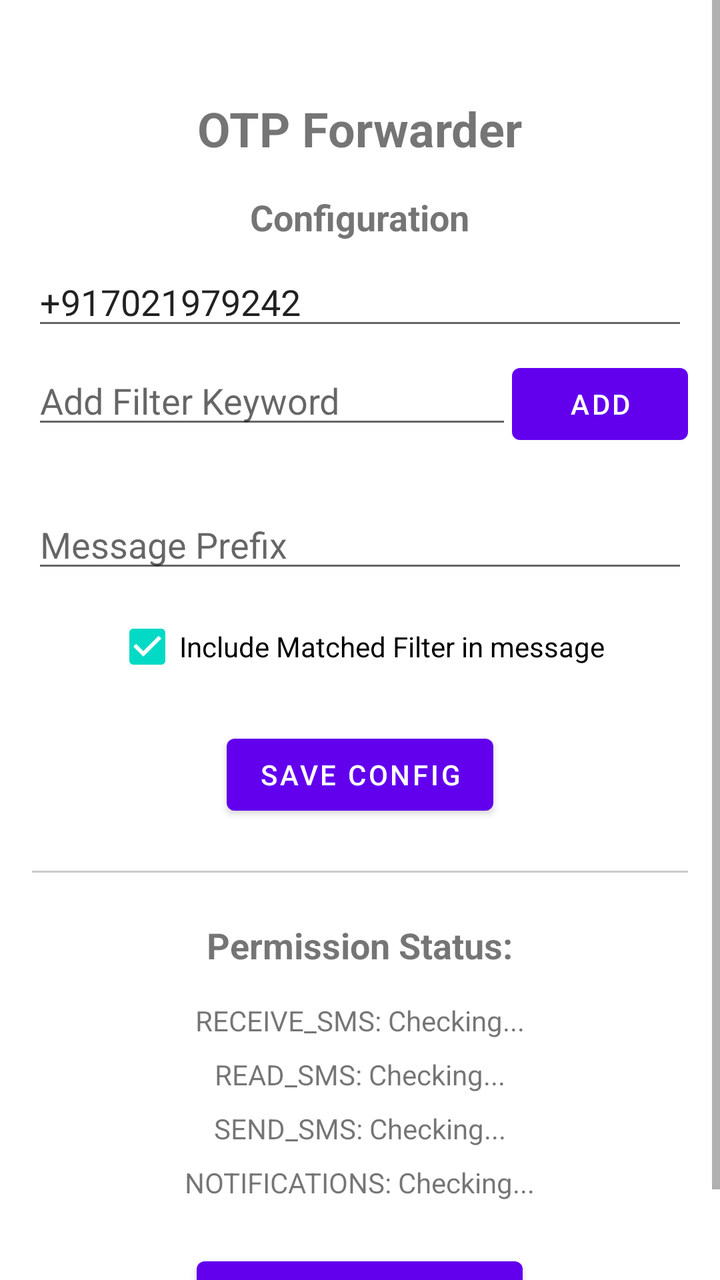
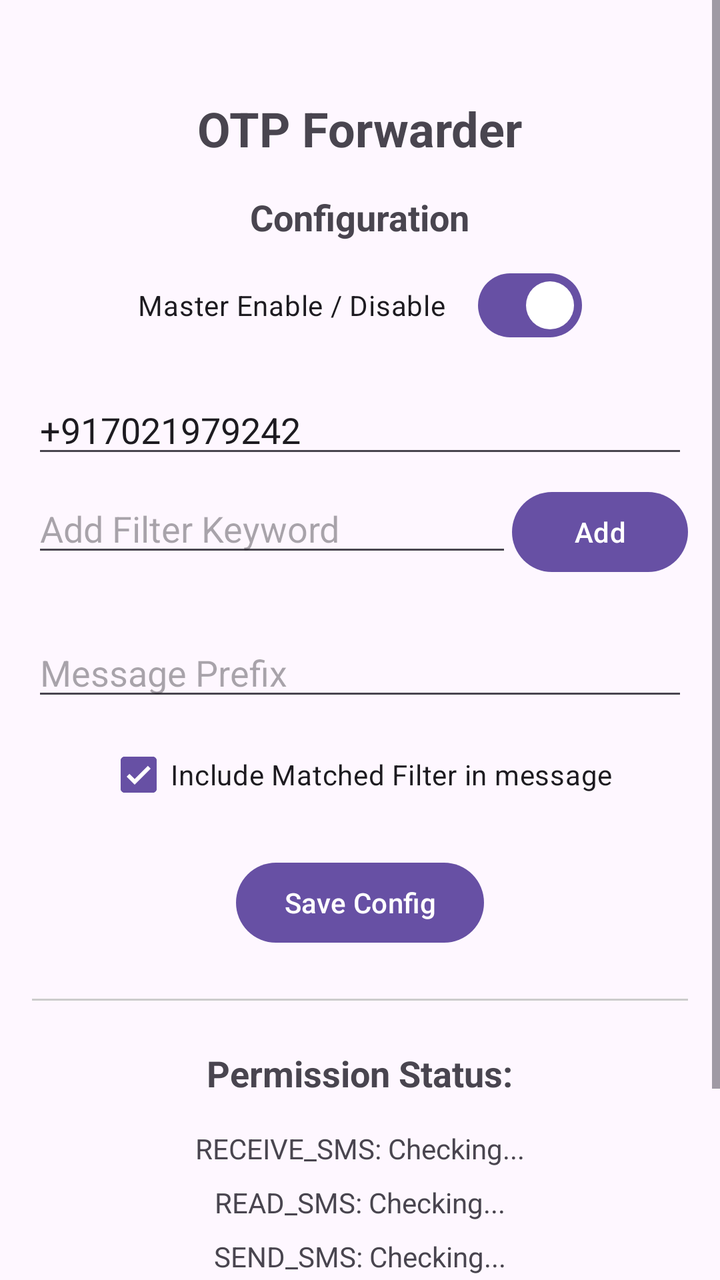

Before-and-after screenshots of an Android layout around one commit, followed by the original layout XML and the change that was made.
<!-- AndroidManifest.xml: application theme Theme.OTPForwarder -->
<!-- res/layout/activity_main.xml -->
<?xml version="1.0" encoding="utf-8"?>
<ScrollView xmlns:android="http://schemas.android.com/apk/res/android"
    android:layout_width="match_parent"
    android:layout_height="match_parent"
    android:fillViewport="true">

    <LinearLayout
        android:layout_width="match_parent"
        android:layout_height="wrap_content"
        android:orientation="vertical"
        android:padding="16dp"
        android:gravity="center_horizontal">

        <TextView
            android:id="@+id/appName"
            android:layout_width="wrap_content"
            android:layout_height="wrap_content"
            android:text="OTP Forwarder"
            android:textSize="24sp"
            android:textStyle="bold"
            android:layout_marginTop="32dp"
            android:layout_marginBottom="16dp" />

        <TextView
            android:layout_width="wrap_content"
            android:layout_height="wrap_content"
            android:text="Configuration"
            android:textSize="18sp"
            android:textStyle="bold"
            android:layout_marginBottom="8dp" />

        <EditText
            android:id="@+id/editForwardTo"
            android:layout_width="match_parent"
            android:layout_height="wrap_content"
            android:hint="Forward to Number"
            android:text="+917021979242"
            android:inputType="phone"
            android:layout_marginBottom="8dp" />

        <LinearLayout
            android:layout_width="match_parent"
            android:layout_height="wrap_content"
            android:orientation="horizontal"
            android:layout_marginBottom="8dp">

            <EditText
                android:id="@+id/editFilterText"
                android:layout_width="0dp"
                android:layout_height="wrap_content"
                android:layout_weight="1"
                android:hint="Add Filter Keyword"
                android:inputType="text" />

            <Button
                android:id="@+id/btnAddFilter"
                android:layout_width="wrap_content"
                android:layout_height="wrap_content"
                android:text="Add" />
        </LinearLayout>

        <com.google.android.material.chip.ChipGroup
            android:id="@+id/chipGroupFilters"
            android:layout_width="match_parent"
            android:layout_height="wrap_content"
            android:layout_marginBottom="16dp" />

        <EditText
            android:id="@+id/editPrefixText"
            android:layout_width="match_parent"
            android:layout_height="wrap_content"
            android:hint="Message Prefix"
            android:inputType="text"
            android:layout_marginBottom="8dp" />

        <CheckBox
            android:id="@+id/checkIncludeFilter"
            android:layout_width="wrap_content"
            android:layout_height="wrap_content"
            android:text="Include Matched Filter in message"
            android:checked="true"
            android:layout_marginBottom="16dp" />

        <Button
            android:id="@+id/btnSave"
            android:layout_width="wrap_content"
            android:layout_height="wrap_content"
            android:text="Save Config"
            android:layout_marginBottom="24dp" />

        <View
            android:layout_width="match_parent"
            android:layout_height="1dp"
            android:background="#CCCCCC"
            android:layout_marginBottom="24dp" />

        <TextView
            android:layout_width="wrap_content"
            android:layout_height="wrap_content"
            android:text="Permission Status:"
            android:textSize="18sp"
            android:textStyle="bold"
            android:layout_marginBottom="16dp" />

        <TextView
            android:id="@+id/statusReceiveSms"
            android:layout_width="wrap_content"
            android:layout_height="wrap_content"
            android:text="RECEIVE_SMS: Checking..."
            android:layout_marginBottom="8dp" />

        <TextView
            android:id="@+id/statusReadSms"
            android:layout_width="wrap_content"
            android:layout_height="wrap_content"
            android:text="READ_SMS: Checking..."
            android:layout_marginBottom="8dp" />

        <TextView
            android:id="@+id/statusSendSms"
            android:layout_width="wrap_content"
            android:layout_height="wrap_content"
            android:text="SEND_SMS: Checking..."
            android:layout_marginBottom="8dp" />

        <TextView
            android:id="@+id/statusNotifications"
            android:layout_width="wrap_content"
            android:layout_height="wrap_content"
            android:text="NOTIFICATIONS: Checking..."
            android:layout_marginBottom="8dp" />

        <Button
            android:id="@+id/btnRefresh"
            android:layout_width="wrap_content"
            android:layout_height="wrap_content"
            android:text="Refresh Status"
            android:layout_marginTop="16dp" />

    </LinearLayout>
</ScrollView>
<!-- resources referenced by this layout -->
<resources>
  <style name="Theme.OTPForwarder" parent="Theme.MaterialComponents.DayNight.NoActionBar" />
</resources>

<!-- the commit's change to res/layout/activity_main.xml (unified diff, before → after) -->
@@ -28,6 +28,14 @@
             android:textSize="18sp"
             android:textStyle="bold"
             android:layout_marginBottom="8dp" />
+
+        <com.google.android.material.materialswitch.MaterialSwitch
+            android:id="@+id/switchMaster"
+            android:layout_width="wrap_content"
+            android:layout_height="wrap_content"
+            android:text="@string/master_enable_disable"
+            android:checked="true"
+            android:layout_marginBottom="16dp" />
 
         <EditText
             android:id="@+id/editForwardTo"
@@ -77,7 +85,7 @@
             android:id="@+id/checkIncludeFilter"
             android:layout_width="wrap_content"
             android:layout_height="wrap_content"
-            android:text="Include Matched Filter in message"
+            android:text="@string/include_matched_filter_in_message"
             android:checked="true"
             android:layout_marginBottom="16dp" />
 
<!-- resource entries referenced after the edit -->
@@ -1,5 +1,7 @@
 <!-- resources referenced by this layout -->
 <resources>
-  <style name="Theme.OTPForwarder" parent="Theme.MaterialComponents.DayNight.NoActionBar" />
+  <string name="include_matched_filter_in_message">Include Matched Filter in message</string>
+  <string name="master_enable_disable">Master Enable / Disable</string>
+  <style name="Theme.OTPForwarder" parent="Theme.Material3.DayNight.NoActionBar" />
 </resources>
 
